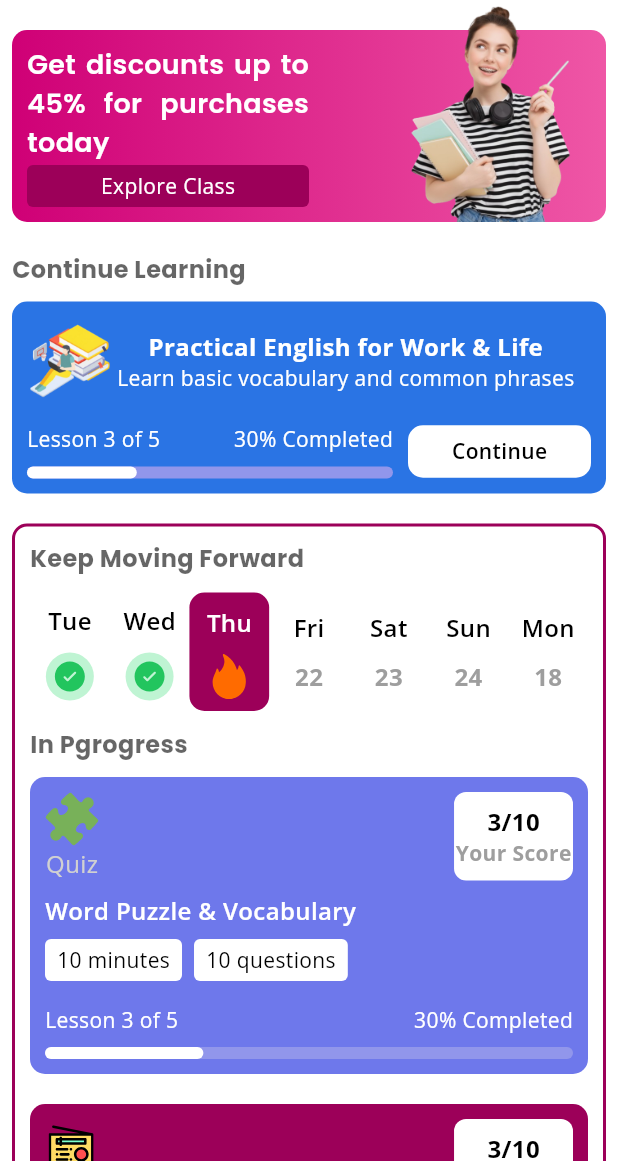
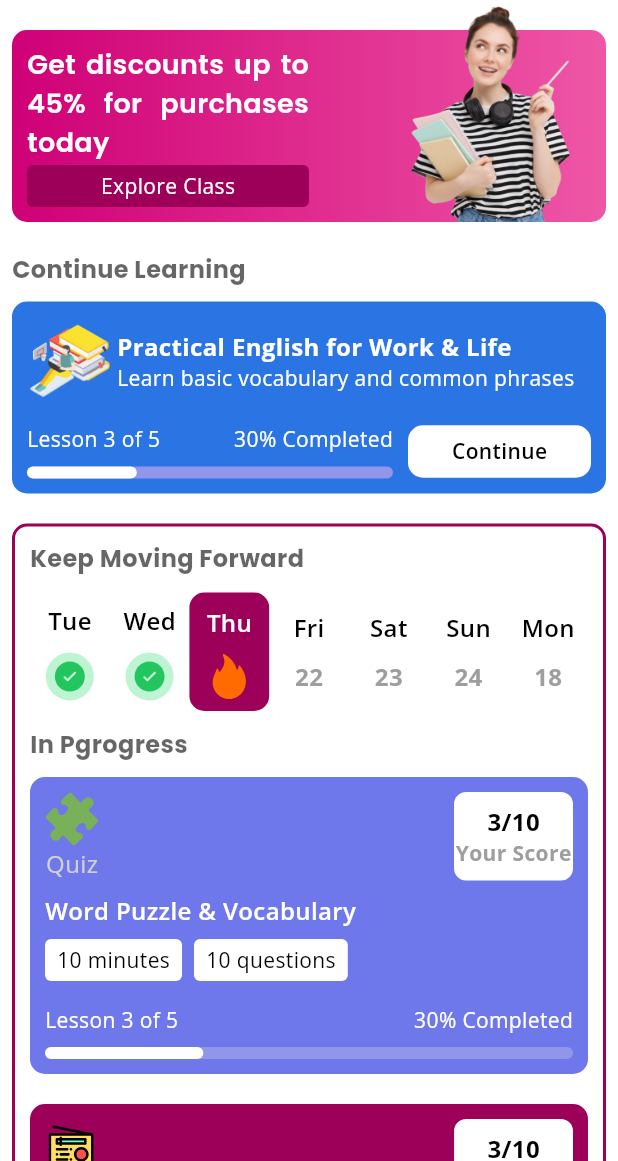
Before and after one commit to kaitogiang/telesa_english_mobile_app, a Flutter app: the screen it shows after launch, on a phone screen of 412 x 824 dp, the part 75-1236 px from its top. Run offline on Flutter 3.47's test engine with Material 3 defaults, Android fonts, the phone set to English and light mode, and no system bars; our stand-ins replace event_bus, flutter_svg, get_it, go_router, google_fonts, injectable and 2 more; missing offline and left inert: overlay_notification; network calls fail.

Commit message:
fix: overflow banner

```diff
--- a/lib/features/home/presentation/pages/home.dart
+++ b/lib/features/home/presentation/pages/home.dart
@@ -9,6 +9,7 @@ import 'package:telesa_english_app/features/home/presentation/widgets/quiz_card.
 import 'package:telesa_english_app/features/home/presentation/widgets/streak_card.dart';
 import 'package:telesa_english_app/features/shared/presentation/widget/discount_banner.dart';
 import 'package:telesa_english_app/features/shared/presentation/widget/group_section.dart';
+import 'package:telesa_english_app/features/shared/presentation/widget/teacher_info_card.dart';
 import 'package:telesa_english_app/telesa_english.dart';
 
 class Home extends StatelessWidget {
@@ -78,6 +79,25 @@ class Home extends StatelessWidget {
               ),
             ),
           ),
+          AppSizes.s10.verticalGap,
+          CategorySection(
+            headerTitle: 'Favorite Mentor',
+            onAction: () {},
+            child: GridView.builder(
+              shrinkWrap: true,
+              physics: NeverScrollableScrollPhysics(),
+              gridDelegate: SliverGridDelegateWithFixedCrossAxisCount(
+                crossAxisCount: 2,
+                crossAxisSpacing: 0,
+                // mainAxisSpacing: 5,
+                childAspectRatio: 1 / 1.3,
+              ),
+              itemCount: 4,
+              itemBuilder: (context, index) {
+                return TeacherInfoCard();
+              },
+            ),
+          ),
         ],
       ),
     );
--- a/lib/features/home/presentation/widgets/course_progress_card.dart
+++ b/lib/features/home/presentation/widgets/course_progress_card.dart
@@ -22,8 +22,10 @@ class CourseProgressCard extends StatelessWidget {
           Row(
             children: [
               AppAssets.pngHumBookImage.image(width: 60, height: 60),
-              Column(
+              Expanded(
+                child: Column(
                   mainAxisSize: MainAxisSize.min,
+                  crossAxisAlignment: CrossAxisAlignment.start,
                   children: <Widget>[
                     Text(
                       'Practical English for Work & Life',
@@ -39,6 +41,7 @@ class CourseProgressCard extends StatelessWidget {
                       ),
                     ),
                   ],
+                ),
               ),
             ],
           ),
```
Lines whose indentation alone changed are shown as unchanged.
